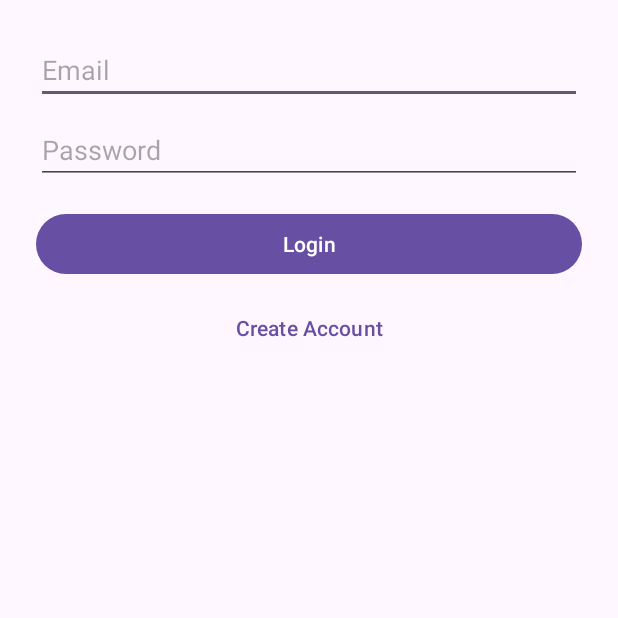
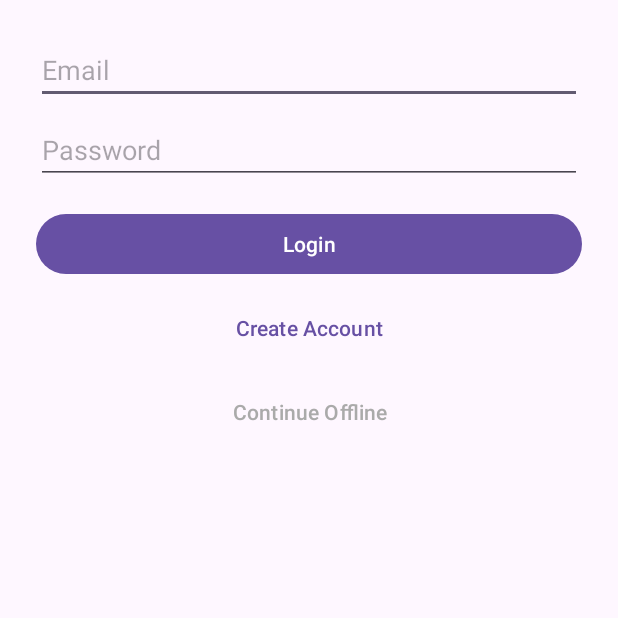
Before and after one commit to GrandPaPaRa/Jigsaw_Licenta, an Android app: the screen it shows after launch (AuthenticationActivity), after a tap on "Login", on a phone screen of 412 x 824 dp, the top half of it. Run offline under Robolectric (Android 15) with nearby library versions, the phone set to English and light mode, and no system bars; our stand-ins replace Firebase (no records; nobody signed in at launch, a user with empty details on screens opened directly).

Commit message:
added offline mode

```diff
--- a/app/src/main/java/com/example/jigsaw_licenta/ui/authentication/LoginFragment.java
+++ b/app/src/main/java/com/example/jigsaw_licenta/ui/authentication/LoginFragment.java
@@ -14,6 +14,7 @@ import androidx.fragment.app.Fragment;
 import androidx.navigation.Navigation;
 import com.example.jigsaw_licenta.R;
 import com.example.jigsaw_licenta.ui.main.MainActivity;
+import com.example.jigsaw_licenta.utils.NetworkUtils;
 import com.example.jigsaw_licenta.viewmodel.GameViewModel;
 import com.google.firebase.auth.FirebaseAuth;
 import com.google.firebase.auth.FirebaseUser;
@@ -25,6 +26,7 @@ public class LoginFragment extends Fragment {
     private ProgressBar progressBar;
     private FirebaseAuth mAuth;
     private View rootView;
+    private Button offlineButton;
 
     @Override
     public void onCreate(Bundle savedInstanceState) {
@@ -48,12 +50,20 @@ public class LoginFragment extends Fragment {
     }
 
     private void checkAuthState() {
+       if(NetworkUtils.isOfflineMode(requireActivity().getApplication()))
+           navigateToMainActivity();
+
         FirebaseUser currentUser = mAuth.getCurrentUser();
         if (currentUser != null) {
-            // User is already logged in, go directly to MainActivity
             navigateToMainActivity();
         }
+
+        //send toast if no internet connection to not waste time on login
+        if(!NetworkUtils.isNetworkAvailable(requireContext())){
+            showToast("No internet connection available, use offline mode");
+        }
     }
+
 
     private void initializeViews() {
         emailEditText = rootView.findViewById(R.id.emailEditText);
@@ -61,15 +71,24 @@ public class LoginFragment extends Fragment {
         loginButton = rootView.findViewById(R.id.loginButton);
         registerButton = rootView.findViewById(R.id.registerButton);
         progressBar = rootView.findViewById(R.id.progressBar);
+        offlineButton = rootView.findViewById(R.id.offlineButton);
     }
 
     private void setupListeners() {
         loginButton.setOnClickListener(v -> loginUser());
         registerButton.setOnClickListener(v ->
                 Navigation.findNavController(v).navigate(R.id.action_login_to_register));
+        offlineButton.setOnClickListener(v -> {
+            NetworkUtils.setOfflineMode(requireActivity().getApplication(), true);
+            navigateToMainActivity();
+        });
     }
 
     private void loginUser() {
+        if (!NetworkUtils.isNetworkAvailable(requireContext())){
+            showToast("No internet connection use offline mode!");
+            return;
+        }
         String email = emailEditText.getText().toString().trim();
         String password = passwordEditText.getText().toString().trim();
 
@@ -108,4 +127,14 @@ public class LoginFragment extends Fragment {
     private void showToast(String message) {
         Toast.makeText(requireContext(), message, Toast.LENGTH_LONG).show();
     }
+    private void checkNetworkStatus() {
+        boolean isNetworkAvailable = NetworkUtils.isNetworkAvailable(requireContext());
+        boolean isOfflineMode = NetworkUtils.isOfflineMode(requireActivity().getApplication());
+
+        if (!isNetworkAvailable && !isOfflineMode) {
+            showToast("No internet connection available");
+        }
+
+    }
+
 }
--- a/app/src/main/java/com/example/jigsaw_licenta/ui/authentication/RegisterFragment.java
+++ b/app/src/main/java/com/example/jigsaw_licenta/ui/authentication/RegisterFragment.java
@@ -15,6 +15,7 @@ import androidx.navigation.Navigation;
 import com.example.jigsaw_licenta.R;
 import com.example.jigsaw_licenta.ui.main.MainActivity;
 import com.example.jigsaw_licenta.utils.FirebaseStatsHelper;
+import com.example.jigsaw_licenta.utils.NetworkUtils;
 import com.example.jigsaw_licenta.viewmodel.GameViewModel;
 import com.google.firebase.auth.FirebaseAuth;
 import com.google.firebase.auth.FirebaseUser;
@@ -65,6 +66,11 @@ public class RegisterFragment extends Fragment {
     }
 
     private void registerUser() {
+        if (!NetworkUtils.isNetworkAvailable(requireContext())){
+            showToast("No internet connection use offline mode!");
+            return;
+        }
+
         String email = emailEditText.getText().toString().trim();
         String password = passwordEditText.getText().toString().trim();
         String nickname = nicknameEditText.getText().toString().trim();
--- a/app/src/main/java/com/example/jigsaw_licenta/ui/main/GameFragment.java
+++ b/app/src/main/java/com/example/jigsaw_licenta/ui/main/GameFragment.java
@@ -92,7 +92,7 @@ public class GameFragment extends BaseGameFragment implements GameInterface {
     }
     @Override
     protected void onFinishedGame() {
-        new FirebaseStatsHelper().updateCasualGame(jigsawGame);
+        new FirebaseStatsHelper().updateCasualGame(jigsawGame,requireActivity().getApplication());
         showGameOverDialog();
     }
 
--- a/app/src/main/java/com/example/jigsaw_licenta/ui/main/GameTimeTrialFragment.java
+++ b/app/src/main/java/com/example/jigsaw_licenta/ui/main/GameTimeTrialFragment.java
@@ -140,7 +140,10 @@ public class GameTimeTrialFragment extends BaseGameFragment implements GameInter
         float score = ((GameTimeTrialViewModel)gameViewModel).getTotalScore().getValue();
 
         //****handle saving the score to the database ******
-        new FirebaseStatsHelper().updateTimeTrialScore(jigsawGame,(int)(gameSettingsViewModel.getTimeTrialDuration().getValue() * 60),score);
+        new FirebaseStatsHelper().updateTimeTrialScore(jigsawGame,
+                (int)(gameSettingsViewModel.getTimeTrialDuration().getValue() * 60),
+                score,
+                getActivity().getApplication());
 
         //show score and time up dialog
 
--- /dev/null
+++ b/app/src/main/java/com/example/jigsaw_licenta/utils/NetworkUtils.java
@@ -0,0 +1,32 @@
+package com.example.jigsaw_licenta.utils;
+
+import android.app.Application;
+import android.content.Context;
+import android.content.SharedPreferences;
+import android.net.ConnectivityManager;
+import android.net.NetworkInfo;
+
+public class NetworkUtils {
+    private static final String PREFS_NAME = "AppPrefs";
+    private static final String OFFLINE_MODE_KEY = "offline_mode";
+
+    public static boolean isNetworkAvailable(Context context) {
+        ConnectivityManager connectivityManager =
+                (ConnectivityManager) context.getSystemService(Context.CONNECTIVITY_SERVICE);
+        NetworkInfo activeNetworkInfo = connectivityManager.getActiveNetworkInfo();
+        return activeNetworkInfo != null && activeNetworkInfo.isConnected();
+    }
+
+    public static void setOfflineMode(Application application, boolean isOffline) {
+        SharedPreferences.Editor editor =
+                application.getSharedPreferences(PREFS_NAME, Context.MODE_PRIVATE).edit();
+        editor.putBoolean(OFFLINE_MODE_KEY, isOffline);
+        editor.apply();
+    }
+
+    public static boolean isOfflineMode(Application application) {
+        SharedPreferences prefs =
+                application.getSharedPreferences(PREFS_NAME, Context.MODE_PRIVATE);
+        return prefs.getBoolean(OFFLINE_MODE_KEY, false);
+    }
+}
--- /dev/null
+++ b/app/src/main/res/color/nav_menu_item_color.xml
@@ -0,0 +1,5 @@
+<?xml version="1.0" encoding="utf-8"?>
+<selector xmlns:android="http://schemas.android.com/apk/res/android">
+    <item android:color="@color/white" android:state_enabled="true"/>
+    <item android:color="@color/gray_translucent" android:state_enabled="false"/>
+</selector>
--- a/app/src/main/res/layout/fragment_login.xml
+++ b/app/src/main/res/layout/fragment_login.xml
@@ -36,6 +36,15 @@
         android:backgroundTint="@android:color/transparent"
         android:textColor="?attr/colorPrimary"/>
 
+    <Button
+        android:id="@+id/offlineButton"
+        android:layout_width="match_parent"
+        android:layout_height="wrap_content"
+        android:text="Continue Offline"
+        android:layout_marginTop="8dp"
+        android:backgroundTint="@android:color/transparent"
+        android:textColor="@android:color/darker_gray"/>
+
     <ProgressBar
         android:id="@+id/progressBar"
         android:layout_width="wrap_content"
```
Also changed, not shown: app/src/main/java/com/example/jigsaw_licenta/ui/main/MainActivity.java (+30 -23 lines), app/src/main/java/com/example/jigsaw_licenta/ui/main/SettingsFragment.java (+8 -1 lines), app/src/main/java/com/example/jigsaw_licenta/utils/FirebaseStatsHelper.java (+15 -2 lines), app/src/main/res/menu/bottom_nav_menu.xml (+15 -4 lines), 1 other file.
